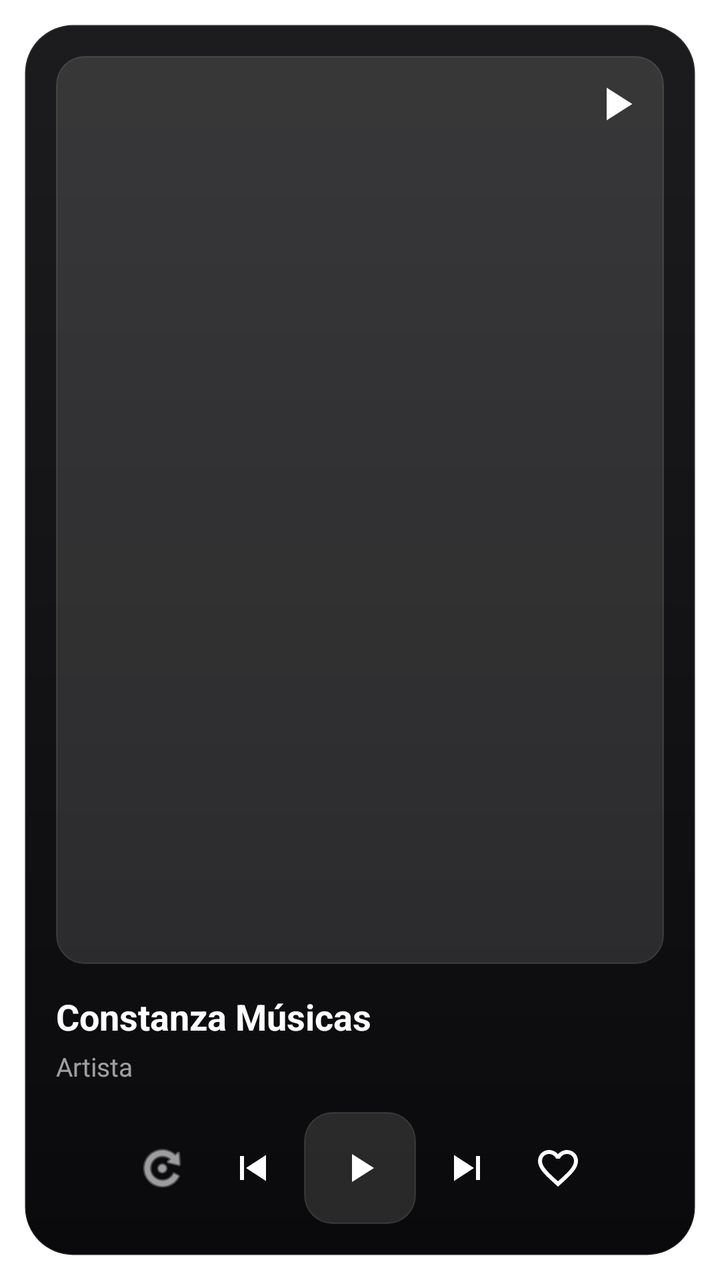
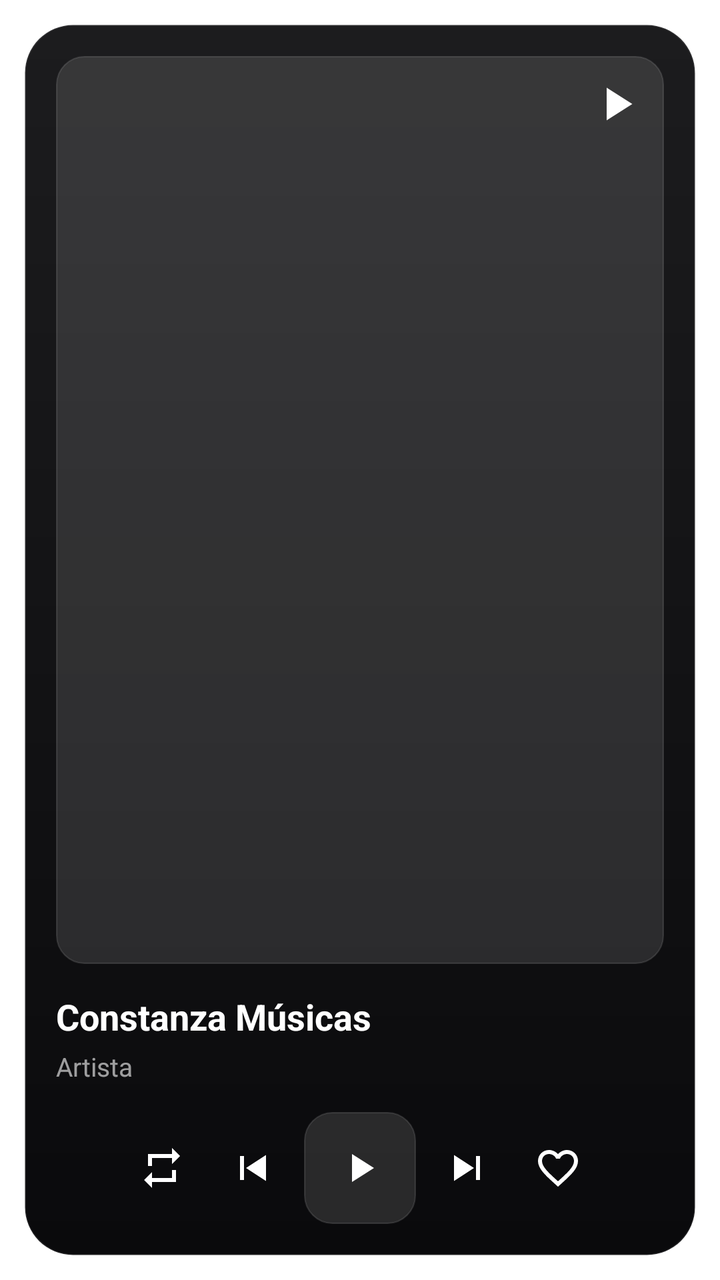

An Android layout rendered at two revisions. The XML below is the earlier revision; the diff shows what the commit changed to produce the second picture.
<!-- AndroidManifest.xml: fallback theme Theme.MaterialComponents.DayNight.NoActionBar -->
<!-- res/layout/widget_large.xml -->
<?xml version="1.0" encoding="utf-8"?>
<FrameLayout xmlns:android="http://schemas.android.com/apk/res/android"
    android:id="@+id/widget_root"
    android:layout_width="match_parent"
    android:layout_height="match_parent"
    android:padding="12dp">

    <LinearLayout
        android:layout_width="match_parent"
        android:layout_height="match_parent"
        android:orientation="vertical"
        android:background="@drawable/widget_bg_dark"
        android:padding="16dp">

        
        <FrameLayout
            android:layout_width="match_parent"
            android:layout_height="0dp"
            android:layout_weight="1">

            <ImageView
                android:id="@+id/widget_artwork"
                android:layout_width="match_parent"
                android:layout_height="match_parent"
                android:scaleType="centerCrop"
                android:src="@mipmap/ic_launcher"
                android:background="@drawable/widget_artwork_bg"
                android:contentDescription="Album art" />

            <ImageView
                android:layout_width="28dp"
                android:layout_height="28dp"
                android:layout_gravity="top|end"
                android:layout_margin="10dp"
                android:src="@drawable/ic_widget_play"
                android:tint="#AAFFFFFF"
                android:contentDescription="Music note" />

        </FrameLayout>

        
        <TextView
            android:id="@+id/widget_title"
            android:layout_width="match_parent"
            android:layout_height="wrap_content"
            android:layout_marginTop="14dp"
            android:text="Constanza Músicas"
            android:textColor="#FFFFFF"
            android:textSize="18sp"
            android:textStyle="bold"
            android:maxLines="1"
            android:ellipsize="end" />

        
        <TextView
            android:id="@+id/widget_artist"
            android:layout_width="match_parent"
            android:layout_height="wrap_content"
            android:layout_marginTop="4dp"
            android:text="Artista"
            android:textColor="#99FFFFFF"
            android:textSize="13sp"
            android:maxLines="1"
            android:ellipsize="end" />

        
        <LinearLayout
            android:layout_width="match_parent"
            android:layout_height="wrap_content"
            android:orientation="horizontal"
            android:gravity="center"
            android:layout_marginTop="14dp">

            <ImageButton
                android:id="@+id/widget_repeat"
                android:layout_width="38dp"
                android:layout_height="38dp"
                android:src="@android:drawable/ic_menu_rotate"
                android:tint="#AAFFFFFF"
                android:background="@android:color/transparent"
                android:contentDescription="Repeat"
                android:scaleType="centerInside"
                android:padding="6dp" />

            <ImageButton
                android:id="@+id/widget_prev"
                android:layout_width="44dp"
                android:layout_height="44dp"
                android:layout_marginStart="4dp"
                android:src="@drawable/ic_widget_prev"
                android:tint="#FFFFFF"
                android:background="@android:color/transparent"
                android:contentDescription="Previous"
                android:scaleType="centerInside"
                android:padding="6dp" />

            <ImageButton
                android:id="@+id/widget_play_pause"
                android:layout_width="56dp"
                android:layout_height="56dp"
                android:layout_marginStart="4dp"
                android:layout_marginEnd="4dp"
                android:src="@drawable/ic_widget_play"
                android:tint="#FFFFFF"
                android:background="@drawable/widget_btn_bg"
                android:contentDescription="Play/Pause"
                android:scaleType="centerInside"
                android:padding="10dp" />

            <ImageButton
                android:id="@+id/widget_next"
                android:layout_width="44dp"
                android:layout_height="44dp"
                android:layout_marginEnd="4dp"
                android:src="@drawable/ic_widget_next"
                android:tint="#FFFFFF"
                android:background="@android:color/transparent"
                android:contentDescription="Next"
                android:scaleType="centerInside"
                android:padding="6dp" />

            <ImageButton
                android:id="@+id/widget_favorite"
                android:layout_width="38dp"
                android:layout_height="38dp"
                android:src="@drawable/ic_favorite_border"
                android:tint="#AAFFFFFF"
                android:background="@android:color/transparent"
                android:contentDescription="Favorite"
                android:scaleType="centerInside"
                android:padding="6dp" />

        </LinearLayout>

    </LinearLayout>
</FrameLayout>
<!-- resources referenced by this layout -->
<resources>
  <!-- drawable ic_favorite_border (drawable) -->
  <vector xmlns:android="http://schemas.android.com/apk/res/android"
      android:width="24dp"
      android:height="24dp"
      android:viewportWidth="24"
      android:viewportHeight="24">
    <path
        android:fillColor="#FFFFFF"
        android:pathData="M16.5,3c-1.74,0 -3.41,0.81 -4.5,2.09C10.91,3.81 9.24,3 7.5,3 4.42,3 2,5.42 2,8.5c0,3.78 3.4,6.86 8.55,11.54L12,21.35l1.45,-1.32C18.6,15.36 22,12.28 22,8.5 22,5.42 19.58,3 16.5,3zM12.1,18.55l-0.1,0.1 -0.1,-0.1C7.14,14.24 4,11.39 4,8.5 4,6.5 5.5,5 7.5,5c1.54,0 3.04,0.99 3.57,2.36h1.87C13.46,5.99 14.96,5 16.5,5c2,0 3.5,1.5 3.5,3.5 0,2.89 -3.14,5.74 -7.9,10.05z"/>
  </vector>
  <!-- drawable ic_widget_next (drawable) -->
  <?xml version="1.0" encoding="utf-8"?>
  <vector xmlns:android="http://schemas.android.com/apk/res/android"
      android:width="24dp" android:height="24dp"
      android:viewportWidth="24" android:viewportHeight="24">
      <path android:fillColor="#FFFFFFFF"
          android:pathData="M16,6 h2 v12 h-2 z M5,5.5 v13 L15,12 z" />
  </vector>
  <!-- drawable ic_widget_play (drawable) -->
  <?xml version="1.0" encoding="utf-8"?>
  <vector xmlns:android="http://schemas.android.com/apk/res/android"
      android:width="24dp" android:height="24dp"
      android:viewportWidth="24" android:viewportHeight="24">
      <path android:fillColor="#FFFFFFFF"
          android:pathData="M8,5 L19,12 L8,19 Z" />
  </vector>
  <!-- drawable ic_widget_prev (drawable) -->
  <?xml version="1.0" encoding="utf-8"?>
  <vector xmlns:android="http://schemas.android.com/apk/res/android"
      android:width="24dp" android:height="24dp"
      android:viewportWidth="24" android:viewportHeight="24">
      <path android:fillColor="#FFFFFFFF"
          android:pathData="M6,6 h2 v12 h-2 z M19,5.5 v13 L9,12 z" />
  </vector>
  <!-- drawable widget_artwork_bg (drawable) -->
  <?xml version="1.0" encoding="utf-8"?>
  <shape xmlns:android="http://schemas.android.com/apk/res/android"
      android:shape="rectangle">
      <solid android:color="#1FFFFFFF" />
      <corners android:radius="14dp" />
      <stroke android:width="0.5dp" android:color="#1FFFFFFF" />
  </shape>
  <!-- drawable widget_bg_dark (drawable) -->
  <?xml version="1.0" encoding="utf-8"?>
  <shape xmlns:android="http://schemas.android.com/apk/res/android"
      android:shape="rectangle">
      <gradient
          android:type="linear"
          android:angle="270"
          android:startColor="#FF1C1C1E"
          android:endColor="#FF0A0A0C" />
      <corners android:radius="24dp" />
      <stroke android:width="1dp" android:color="#1AFFFFFF" />
  </shape>
  <!-- drawable widget_btn_bg (drawable) -->
  <?xml version="1.0" encoding="utf-8"?>
  <shape xmlns:android="http://schemas.android.com/apk/res/android"
      android:shape="rectangle">
      <solid android:color="#1FFFFFFF" />
      <corners android:radius="14dp" />
      <stroke android:width="0.5dp" android:color="#1FFFFFFF" />
  </shape>
  <!-- mipmap ic_launcher (mipmap-anydpi-v26) -->
  <?xml version="1.0" encoding="utf-8"?>
  <adaptive-icon xmlns:android="http://schemas.android.com/apk/res/android">
    <background android:drawable="@color/ic_launcher_background"/>
    <foreground>
        <inset
            android:drawable="@drawable/ic_launcher_foreground"
            android:inset="16%" />
    </foreground>
  </adaptive-icon>
  <color name="ic_launcher_background">#1A1A2E</color>
  <!-- drawable ic_launcher_foreground: png bitmap (drawable-hdpi, 5459 bytes) -->
</resources>

<!-- the commit's change to res/layout/widget_large.xml (unified diff, before → after) -->
@@ -75,7 +75,7 @@
                 android:id="@+id/widget_repeat"
                 android:layout_width="38dp"
                 android:layout_height="38dp"
-                android:src="@android:drawable/ic_menu_rotate"
+                android:src="@drawable/ic_widget_repeat_off"
                 android:tint="#AAFFFFFF"
                 android:background="@android:color/transparent"
                 android:contentDescription="Repeat"
<!-- resource entries referenced after the edit -->
@@ -33,6 +33,15 @@
       android:viewportWidth="24" android:viewportHeight="24">
       <path android:fillColor="#FFFFFFFF"
           android:pathData="M6,6 h2 v12 h-2 z M19,5.5 v13 L9,12 z" />
+  </vector>
+  <!-- drawable ic_widget_repeat_off (drawable) -->
+  <?xml version="1.0" encoding="utf-8"?>
+  <vector xmlns:android="http://schemas.android.com/apk/res/android"
+      android:width="24dp" android:height="24dp"
+      android:viewportWidth="24" android:viewportHeight="24"
+      android:tint="?android:attr/colorControlNormal">
+    <path android:fillColor="@android:color/white"
+        android:pathData="M7,7h10v3l4,-4 -4,-4v3H5v6h2V7zM17,17H7v-3l-4,4 4,4v-3h12v-6h-2v4z"/>
   </vector>
   <!-- drawable widget_artwork_bg (drawable) -->
   <?xml version="1.0" encoding="utf-8"?>
